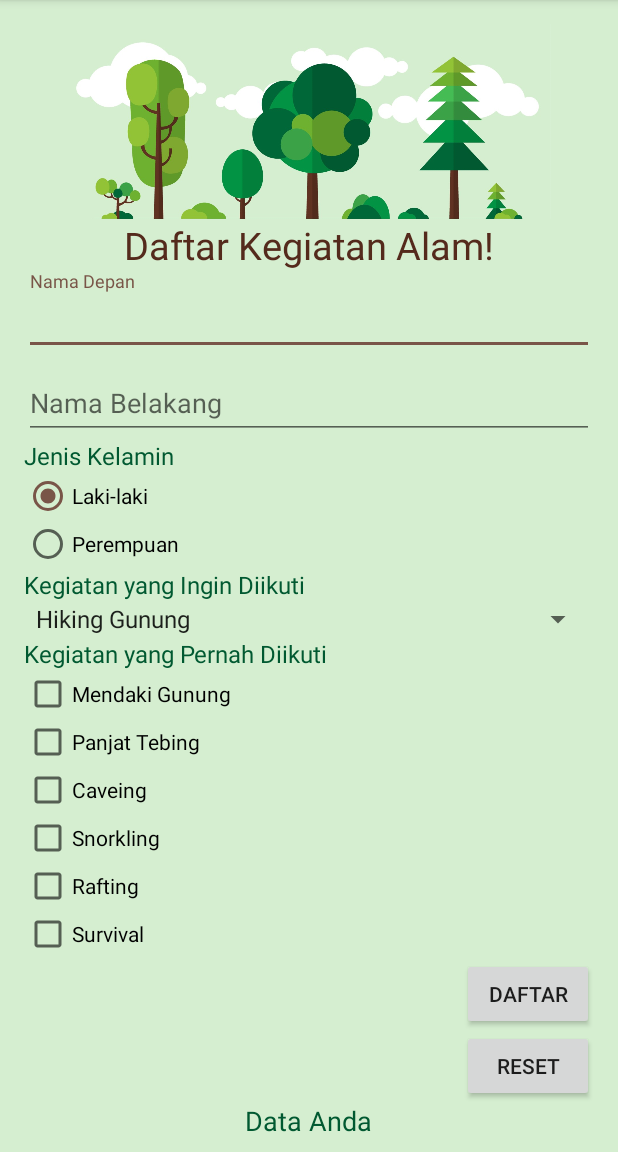
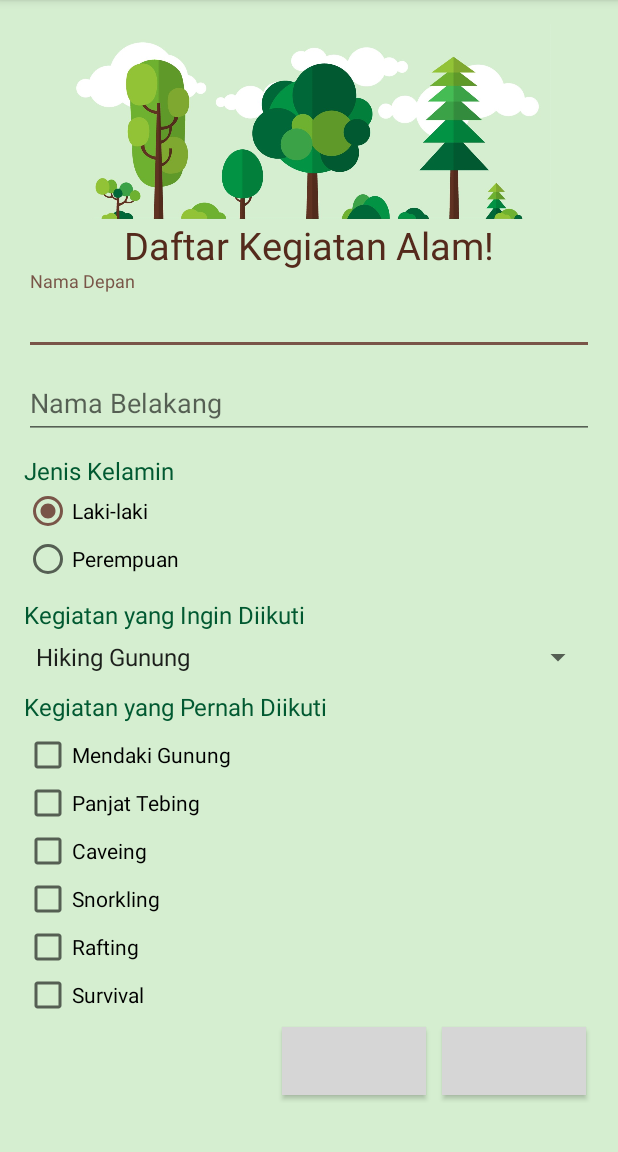
Before and after one commit to danangpk/NatureActivities, an Android app: the screen it shows after launch (MainActivity), on a phone screen of 412 x 824 dp, the part 84-1236 px from its top. Run offline under Robolectric (Android 15) with nearby library versions, the phone set to English and light mode, and no system bars; grey boxes are pictures that could not be loaded.

Commit message:
- Material Design Button - Pengaturan jarak antar baris yang lebih baik

```diff
--- a/app/src/main/java/id/sch/smktelkom_mlg/tugas01/xirpl5009/pendaftarankegiatanalam/MainActivity.java
+++ b/app/src/main/java/id/sch/smktelkom_mlg/tugas01/xirpl5009/pendaftarankegiatanalam/MainActivity.java
@@ -17,7 +17,7 @@ public class MainActivity extends AppCompatActivity {
     Spinner sK;
     CheckBox cbMG, cbPT, cbCV, cbSK, cbRF, cbSV;
     Button bD, bR;
-    TextView tvHasil;
+    TextView tvDA, tvHasil;
 
     @Override
     protected void onCreate(Bundle savedInstanceState) {
@@ -42,6 +42,7 @@ public class MainActivity extends AppCompatActivity {
         bD = (Button) findViewById(R.id.buttonD);
         bR = (Button) findViewById(R.id.buttonR);
 
+        tvDA = (TextView) findViewById(R.id.textViewDA);
         tvHasil = (TextView) findViewById(R.id.textViewHasil);
 
         bD.setOnClickListener(new View.OnClickListener() {
@@ -71,6 +72,7 @@ public class MainActivity extends AppCompatActivity {
                 if (cbSV.isChecked()) hsl2 += cbSV.getText() + "\n";
                 if (hsl2.length() == startlen) hsl2 += "Belum Pernah Melakukan Kegiatan";
 
+                tvDA.setText("DATA ANDA :");
                 tvHasil.setText("Nama Depan :\n" + nama + "\n\nNama Belakang : \n" + nama1 + "\n\nJenis Kelamim : \n" + hsl1 + "\n\n Kegiatan yang Pernah Anda Ikuti : \n" + wishact + "\n\n" + hsl2);
             }
         });
--- a/app/src/main/res/layout/activity_main.xml
+++ b/app/src/main/res/layout/activity_main.xml
@@ -44,6 +44,7 @@
                 android:id="@+id/editTextND"
                 android:layout_width="match_parent"
                 android:layout_height="wrap_content"
+                android:layout_marginTop="10dp"
                 android:hint="Nama Depan" />
 
         </android.support.design.widget.TextInputLayout>
@@ -64,6 +65,7 @@
             android:id="@+id/textView2"
             android:layout_width="wrap_content"
             android:layout_height="wrap_content"
+            android:layout_marginTop="10dp"
             android:text="Jenis Kelamin"
             android:textColor="#015931"
             android:textSize="16dp" />
@@ -92,15 +94,16 @@
             android:id="@+id/textView3"
             android:layout_width="wrap_content"
             android:layout_height="wrap_content"
+            android:layout_marginTop="10dp"
             android:text="Kegiatan yang Ingin Diikuti"
             android:textColor="#015931"
             android:textSize="16dp" />
 
         <Spinner
-
             android:id="@+id/spinnerK"
             android:layout_width="match_parent"
             android:layout_height="wrap_content"
+            android:layout_marginTop="5dp"
             android:entries="@array/kegiatan"
             android:spinnerMode="dialog" />
 
@@ -108,6 +111,7 @@
             android:id="@+id/textView4"
             android:layout_width="wrap_content"
             android:layout_height="wrap_content"
+            android:layout_marginTop="10dp"
             android:text="Kegiatan yang Pernah Diikuti"
             android:textColor="#015931"
             android:textSize="16dp" />
@@ -116,6 +120,7 @@
             android:id="@+id/checkBoxMG"
             android:layout_width="wrap_content"
             android:layout_height="wrap_content"
+            android:layout_marginTop="5dp"
             android:checked="false"
             android:text="Mendaki Gunung" />
 
@@ -154,26 +159,43 @@
             android:checked="false"
             android:text="Survival" />
 
+        <RelativeLayout
+            android:layout_width="match_parent"
+            android:layout_height="match_parent"
+            android:layout_gravity="center_horizontal">
+
             <Button
                 android:id="@+id/buttonD"
                 android:layout_width="wrap_content"
-            android:layout_height="wrap_content"
+                android:layout_height="45dp"
+                android:layout_alignParentTop="true"
                 android:layout_gravity="right"
-            android:text="Daftar" />
+                android:layout_margin="5dp"
+                android:layout_toLeftOf="@+id/buttonR"
+                android:layout_toStartOf="@+id/buttonR"
+                android:background="@drawable/bgbtn"
+                android:text="Daftar"
+                android:textColor="#FFFFFF" />
 
             <Button
                 android:id="@+id/buttonR"
                 android:layout_width="wrap_content"
-            android:layout_height="wrap_content"
+                android:layout_height="45dp"
+                android:layout_alignParentEnd="true"
+                android:layout_alignParentRight="true"
+                android:layout_alignParentTop="true"
                 android:layout_gravity="right"
-            android:text="RESET" />
+                android:layout_margin="5dp"
+                android:background="@drawable/bgbtn"
+                android:text="RESET"
+                android:textColor="#FFFFFF" />
+        </RelativeLayout>
 
         <TextView
-            android:id="@+id/textView5"
+            android:id="@+id/textViewDA"
             android:layout_width="wrap_content"
             android:layout_height="wrap_content"
             android:layout_gravity="center_horizontal"
-            android:text="Data Anda"
             android:textColor="#015931"
             android:textSize="18dp" />
 
```
Lines whose indentation alone changed are shown as unchanged.
